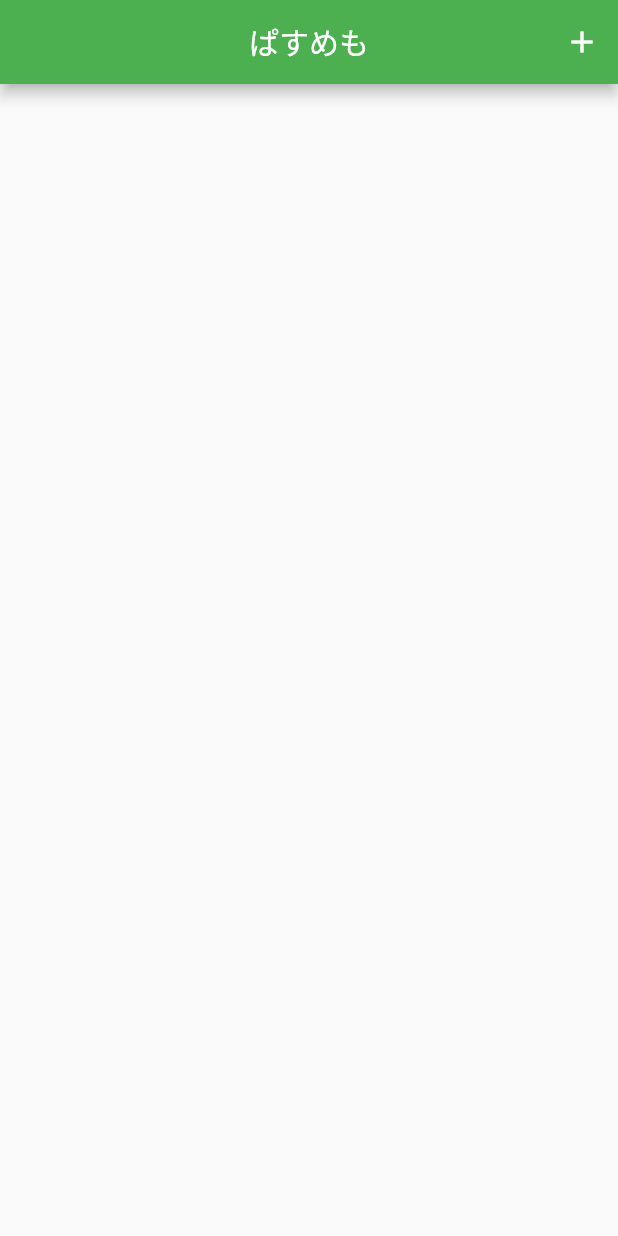
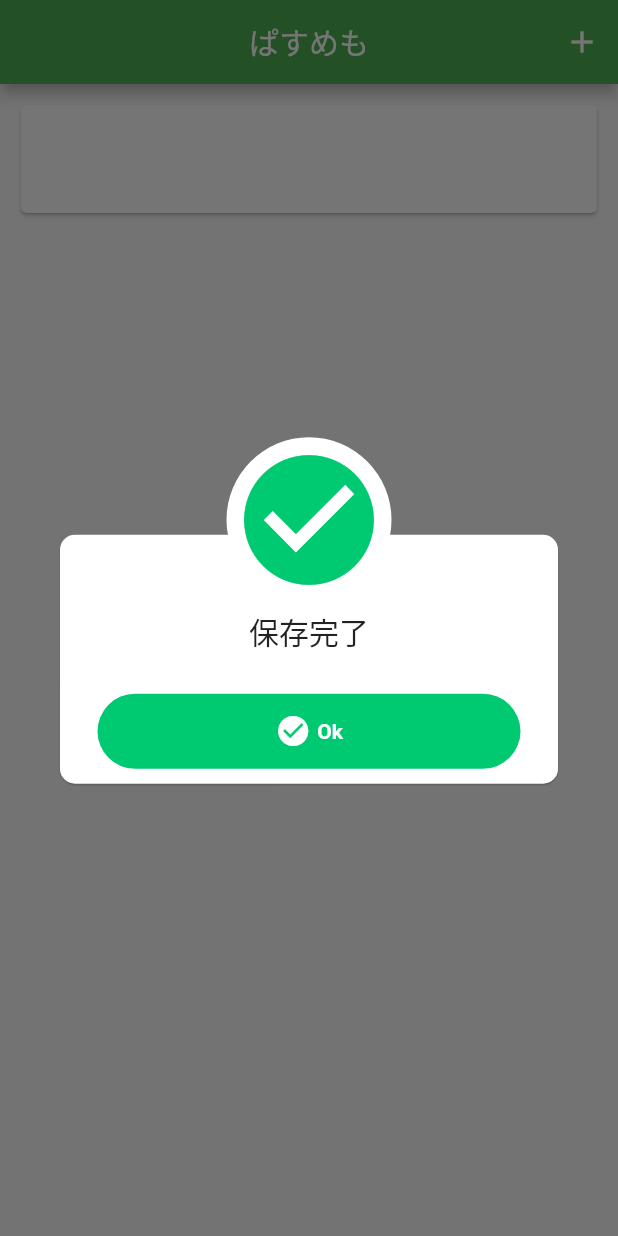
Before and after one commit to oOMIKANOo/password_memo, a Flutter app: the AddPage screen opened directly, after a tap on "Submit", on a phone screen of 412 x 824 dp. Run offline on Flutter 3.47's test engine with Material 2 defaults, Android fonts, the light colour scheme and no system bars; our stand-ins replace awesome_dialog, flutter_slidable, sqflite; accounts and stored records are empty.

Commit message:
ダイアログ追加

```diff
--- a/lib/add.dart
+++ b/lib/add.dart
@@ -1,3 +1,4 @@
+import 'package:awesome_dialog/awesome_dialog.dart';
 import 'package:flutter/material.dart';
 import 'package:password_memo/main.dart';
 import 'package:password_memo/model/model.dart';
@@ -6,6 +7,7 @@ import 'package:sqflite/sqflite.dart';
 import 'dart:io';
 import 'package:password_memo/database.dart';
 import 'package:intl/intl.dart';
+import 'package:awesome_dialog/awesome_dialog.dart';
 
 class Add extends StatelessWidget {
   const Add({Key? key}) : super(key: key);
@@ -106,19 +108,32 @@ class _AddPageState extends State<AddPage> {
                     _handleId(inputMailController.text);
                     _handlePass(inputPassController.text);
 
-                    //日付所得（2020-10-30-1854）
+                    //日付所得（202010301854）
                     DateTime now = DateTime.now();
-                    DateFormat outputFormat = DateFormat('yyyyMMddHm');
+                    DateFormat outputFormat = DateFormat('yyyyMMddHms');
                     String date = outputFormat.format(now);
 
+                    //日付を数値に変更
                     _id = int.parse(date);
 
-                    var passmodel = PasswordModel(
+                    var passModel = PasswordModel(
                         id: _id, type: _type, pass: _pass, mail: _mail);
 
+                    await PasswordModel.insertData(passModel);
 
                     Navigator.push(context,
                         MaterialPageRoute(builder: (context) => const MyApp()));
+                    AwesomeDialog(
+                      context: context,
+                      dialogType: DialogType.SUCCES,
+                      animType: AnimType.LEFTSLIDE,
+                      headerAnimationLoop: true,
+                      title: '保存完了',
+                      btnOkOnPress: () {
+                        debugPrint('OnClcik');
+                      },
+                      btnOkIcon: Icons.check_circle,
+                    ).show();
                   },
                 ),
               )
--- a/lib/main.dart
+++ b/lib/main.dart
@@ -4,6 +4,7 @@ import 'package:password_memo/database.dart';
 import 'package:path/path.dart';
 import 'package:sqflite/sqflite.dart';
 import 'package:password_memo/model/model.dart';
+import 'package:flutter_slidable/flutter_slidable.dart';
 
 void main() async {
   runApp(const MyApp());
```
